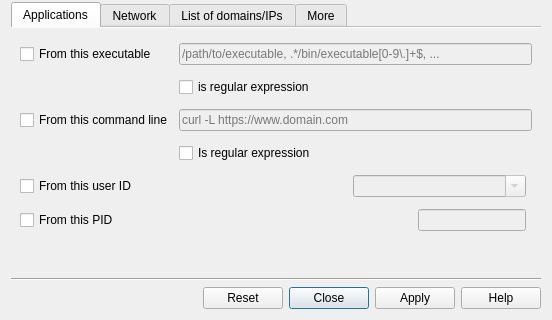
Cthululz/opensnitch, file ui/opensnitch/res/ruleseditor.ui: the form before one commit; both pictures show x 0 to 552 and y 260 to 580 of the 552 by 580 pixel window.
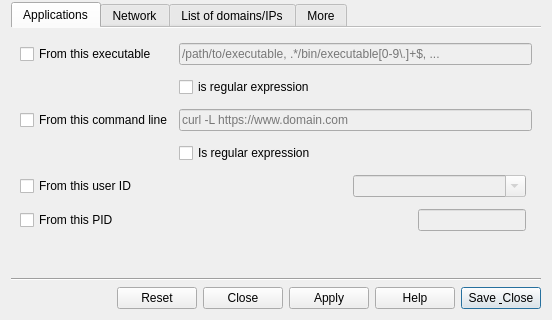
The form after the commit. Icons and pictures are not drawn.

The edit to the form file:
```diff
--- a/ui/opensnitch/res/ruleseditor.ui
+++ b/ui/opensnitch/res/ruleseditor.ui
@@ -48,6 +48,16 @@
        </property>
       </widget>
      </item>
+     <item>
+      <widget class="QPushButton" name="saveCloseButton">
+       <property name="text">
+        <string>Save &amp; Close</string>
+       </property>
+       <property name="default">
+        <bool>true</bool>
+       </property>
+      </widget>
+     </item>
     </layout>
    </item>
    <item row="9" column="0">
```
